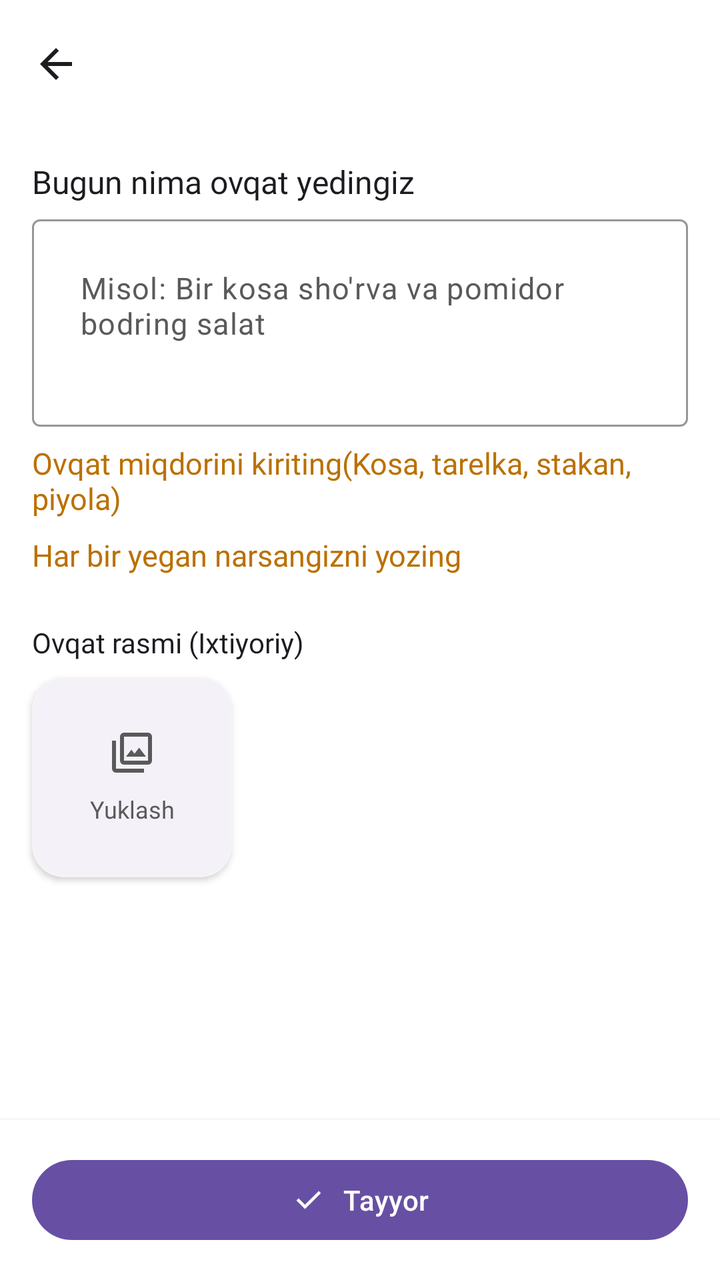
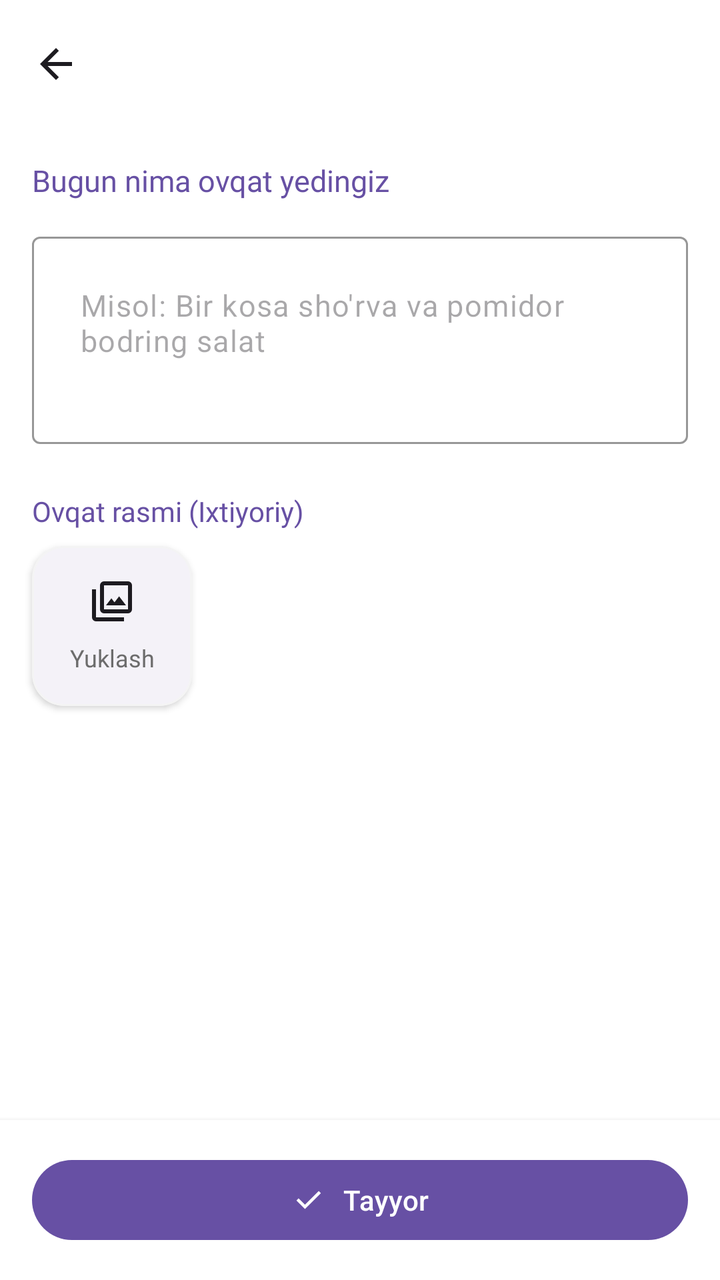

Before-and-after screenshots of an Android layout around one commit, followed by the original layout XML and the change that was made.
<!-- AndroidManifest.xml: application theme Theme.Ozamiz -->
<!-- res/layout/fragment_log_food.xml -->
<?xml version="1.0" encoding="utf-8"?>
<androidx.coordinatorlayout.widget.CoordinatorLayout
    xmlns:android="http://schemas.android.com/apk/res/android"
    xmlns:app="http://schemas.android.com/apk/res-auto"
    xmlns:tools="http://schemas.android.com/tools"
    android:layout_width="match_parent"
    android:layout_height="match_parent"
    android:background="?colorSurface"
    tools:context=".ui.log.LogFoodFragment">

    <com.google.android.material.appbar.AppBarLayout
        android:id="@+id/appBarLayout_logFood"
        android:layout_width="match_parent"
        android:layout_height="wrap_content"
        android:background="?colorSurface"
        app:elevation="0dp">

        <com.google.android.material.appbar.MaterialToolbar
            android:id="@+id/toolbar_logFood"
            android:layout_width="match_parent"
            android:layout_height="?attr/actionBarSize"
            app:navigationIcon="@drawable/arrow_back"
            app:navigationIconTint="?colorOnSurface"
            app:titleTextColor="?colorOnSurface"
            tools:title="Nonushta Qo'shish" />

    </com.google.android.material.appbar.AppBarLayout>

    <androidx.core.widget.NestedScrollView
        android:layout_width="match_parent"
        android:layout_height="match_parent"
        app:layout_behavior="@string/appbar_scrolling_view_behavior">

        <LinearLayout
            android:layout_width="match_parent"
            android:layout_height="wrap_content"
            android:clipToPadding="false"
            android:orientation="vertical"
            android:padding="16dp">

            <TextView
                android:id="@+id/title_view"
                style="@style/Headline2_16"
                android:layout_width="wrap_content"
                android:layout_height="wrap_content"
                android:text="Bugun nima ovqat yedingiz"
                android:textColor="?colorOnSurface"/>

            <com.google.android.material.textfield.TextInputLayout
                android:id="@+id/textInputLayout_foodDescription_log"
                android:layout_width="match_parent"
                app:hintEnabled="false"
                app:helperTextEnabled="true"
                android:layout_height="wrap_content"
                android:layout_marginTop="8dp">

                <com.google.android.material.textfield.TextInputEditText
                    android:id="@+id/editText_foodDescription_log"
                    android:layout_width="match_parent"
                    android:layout_height="wrap_content"
                    android:padding="@dimen/dimen_24"
                    android:textSize="15sp"
                    android:hint="@string/food_description_hint"
                    android:ellipsize="none"
                    android:textColorHint="?colorOnSurfaceVariant"
                    android:inputType="textMultiLine|textCapSentences"
                    android:minLines="3"
                    android:gravity="top"
                    android:imeOptions="actionDone"/>
            </com.google.android.material.textfield.TextInputLayout>

            <TextView
                style="@style/Text2_15"
                android:layout_width="wrap_content"
                android:layout_height="wrap_content"
                android:layout_marginTop="@dimen/dimen_8"
                android:text="Ovqat miqdorini kiriting(Kosa, tarelka, stakan, piyola)"
                android:textColor="@color/yellow"/>

            <TextView
                style="@style/Text2_15"
                android:layout_width="wrap_content"
                android:layout_height="wrap_content"
                android:layout_marginTop="@dimen/dimen_8"
                android:text="Har bir yegan narsangizni yozing"
                android:textColor="@color/yellow"/>

            <TextView
                style="@style/Text1_14"
                android:layout_width="wrap_content"
                android:layout_height="wrap_content"
                android:layout_marginTop="@dimen/dimen_24"
                android:text="@string/upload_meal_photo"
                android:textColor="?colorOnSurface"/>

            <com.google.android.material.card.MaterialCardView
                android:id="@+id/card_imagePicker_log"
                android:layout_width="100dp"
                android:layout_height="100dp"
                android:layout_gravity="start"
                android:layout_marginTop="@dimen/dimen_8"
                app:cardCornerRadius="16dp"
                app:cardElevation="2dp"
                android:clickable="true"
                android:focusable="true"
                app:strokeWidth="1dp"
                app:strokeColor="?colorOutlineVariant">

                <FrameLayout
                    android:layout_width="match_parent"
                    android:layout_height="match_parent">

                    <ImageView
                        android:id="@+id/imageView_selectedLogImage"
                        android:layout_width="match_parent"
                        android:layout_height="match_parent"
                        android:scaleType="centerCrop"
                        android:alpha="0.5"
                       />

                    <LinearLayout
                        android:id="@+id/layout_addImagePlaceholder_log"
                        android:layout_width="match_parent"
                        android:layout_height="match_parent"
                        android:orientation="vertical"
                        android:gravity="center"
                        android:background="?android:attr/selectableItemBackground">
                        <ImageView
                            android:layout_width="24dp"
                            android:layout_height="24dp"
                            android:src="@drawable/photo_ic"
                            app:tint="?colorOnSurfaceVariant"/>
                        <TextView
                            style="@style/Caption2_12"
                            android:layout_width="match_parent"
                            android:layout_height="wrap_content"
                            android:layout_marginTop="8dp"
                            android:layout_marginHorizontal="@dimen/dimen_12"
                            android:text="Yuklash"
                            android:textColor="?colorOnSurfaceVariant"
                            android:gravity="center"/>
                    </LinearLayout>
                </FrameLayout>
            </com.google.android.material.card.MaterialCardView>

        </LinearLayout>
    </androidx.core.widget.NestedScrollView>

    <LinearLayout
        android:layout_width="match_parent"
        android:layout_height="wrap_content"
        android:layout_gravity="bottom"
        android:padding="16dp"
        android:background="?colorSurface"
        android:elevation="4dp">

        <FrameLayout
            android:layout_width="match_parent"
            android:layout_height="wrap_content">

            <com.google.android.material.button.MaterialButton
                android:id="@+id/button_analyze_and_save"
                style="@style/Widget.Material3.Button"
                android:layout_width="match_parent"
                android:layout_height="wrap_content"
                android:paddingStart="56dp"
                android:paddingEnd="56dp"
                android:text="Tayyor"
                app:icon="@drawable/check_ic"
                app:iconGravity="textStart"/>

            <com.google.android.material.progressindicator.CircularProgressIndicator
                android:id="@+id/progress_analyze"
                android:layout_width="wrap_content"
                android:layout_height="wrap_content"
                android:layout_gravity="end|center_vertical"
                android:layout_marginEnd="@dimen/dimen_12"
                android:indeterminate="true"
                android:visibility="gone"
                app:indicatorSize="24dp"
                app:indicatorColor="?colorPrimary" />
        </FrameLayout>

    </LinearLayout>

</androidx.coordinatorlayout.widget.CoordinatorLayout>
<!-- resources referenced by this layout -->
<resources>
  <color name="yellow">#BB7000</color>
  <dimen name="dimen_12">12dp</dimen>
  <dimen name="dimen_24">24dp</dimen>
  <dimen name="dimen_8">8dp</dimen>
  <string name="food_description_hint">Misol: Bir kosa sho\'rva va pomidor bodring salat</string>
  <string name="upload_meal_photo">Ovqat rasmi (Ixtiyoriy)</string>
  <style name="Caption2_12">
          <item name="android:textSize">12sp</item>
          <item name="android:fontFamily">@font/roboto_regular</item>
      </style>
  <style name="Headline2_16">
          <item name="android:textSize">16sp</item>
          <item name="android:fontFamily">@font/roboto_medium</item>
      </style>
  <style name="Text1_14">
          <item name="android:textSize">14sp</item>
          <item name="android:fontFamily">@font/roboto_regular</item>
      </style>
  <style name="Text2_15">
          <item name="android:textSize">15sp</item>
          <item name="android:fontFamily">@font/roboto_regular</item>
      </style>
  
      //Subtitle
  <style name="Theme.Ozamiz" parent="Base.Ozamiz" />
  <style name="Base.Ozamiz" parent="Theme.Material3.Light.NoActionBar">
  
          <item name="backgroundColor">?colorSurface</item>
          <item name="android:windowBackground">?backgroundColor</item>
          <item name="android:statusBarColor">?colorSurfaceContainerLowest</item>
          <item name="android:windowLightStatusBar">true</item>
  
          <item name="colorPrimary">#6750A4</item>
          <item name="colorOnPrimary">#FFFFFF</item>
          <item name="colorPrimaryContainer">#EADDFF</item>
          <item name="colorOnPrimaryContainer">#21005D</item>
          <item name="colorSecondary">#625B71</item>
          <item name="colorOnSecondary">#FFFFFF</item>
          <item name="colorSecondaryContainer">#E8DEF8</item>
          <item name="colorOnSecondaryContainer">#1D192B</item>
          <item name="colorTertiary">#7D5260</item>
          <item name="colorOnTertiary">#FFFFFF</item>
          <item name="colorTertiaryContainer">#FFD8E4</item>
          <item name="colorOnTertiaryContainer">#31111D</item>
          <item name="colorError">#B3261E</item>
          <item name="colorOnError">#FFFFFF</item>
          <item name="colorErrorContainer">#FFDAD6</item>
          <item name="colorOnErrorContainer">#410002</item>
  
          <item name="colorPrimaryFixed">#EADDFF</item>
          <item name="colorPrimaryFixedDim">#D0BCFF</item>
          <item name="colorOnPrimaryFixed">#21005D</item>
          <item name="colorOnPrimaryFixedVariant">#6750A4</item>
          <item name="colorSecondaryFixed">#E8DEF8</item>
          <item name="colorSecondaryFixedDim">#CCC2DC</item>
          <item name="colorOnSecondaryFixed">#1D192B</item>
          <item name="colorOnSecondaryFixedVariant">#4A4458</item>
  
          <item name="colorTertiaryFixed">#FFD8E4</item>
          <item name="colorTertiaryFixedDim">#EFB8C8</item>
          <item name="colorOnTertiaryFixed">#31111D</item>
          <item name="colorOnTertiaryFixedVariant">#7D5260</item>
  
          <item name="colorOutline">#979797</item>
          <item name="colorOutlineVariant">#FDF4F4F4</item>
  
          <item name="colorSurfaceDim">#DED8E1</item>
          <item name="colorSurface">#FFFFFF</item>
          <item name="colorSurfaceBright">#FEF7FF</item>
  
          <item name="colorSurfaceContainerLowest">#FFFFFF</item>
          <item name="colorSurfaceContainerLow">#F7F2FA</item>
          <item name="colorSurfaceContainer">#F3EDF7</item>
          <item name="colorSurfaceContainerHigh">#E6E0EC</item>
          <item name="colorSurfaceContainerHighest">#DED8E1</item>
          <item name="colorOnSurface">#1D1B20</item>
          <item name="colorOnSurfaceVariant">#5A5A5A</item>
  
          <item name="colorSurfaceInverse">#322F35</item>
          <item name="colorOnSurfaceInverse">#F5EFF7</item>
  
          <item name="contentScrim">#000000</item>
          <item name="android:shadowColor">#000000</item>
      </style>
  <!-- unchanged entries left out for length: 3 -->
</resources>

<!-- the commit's change to res/layout/fragment_log_food.xml (unified diff, before → after) -->
@@ -40,11 +40,12 @@
 
             <TextView
                 android:id="@+id/title_view"
-                style="@style/Headline2_16"
+                style="@style/Headline3_15"
+                android:paddingEnd="@dimen/dimen_24"
                 android:layout_width="wrap_content"
                 android:layout_height="wrap_content"
                 android:text="Bugun nima ovqat yedingiz"
-                android:textColor="?colorOnSurface"/>
+                android:textColor="?colorPrimary"/>
 
             <com.google.android.material.textfield.TextInputLayout
                 android:id="@+id/textInputLayout_foodDescription_log"
@@ -52,7 +53,7 @@
                 app:hintEnabled="false"
                 app:helperTextEnabled="true"
                 android:layout_height="wrap_content"
-                android:layout_marginTop="8dp">
+                android:layout_marginTop="@dimen/dimen_18">
 
                 <com.google.android.material.textfield.TextInputEditText
                     android:id="@+id/editText_foodDescription_log"
@@ -62,41 +63,25 @@
                     android:textSize="15sp"
                     android:hint="@string/food_description_hint"
                     android:ellipsize="none"
-                    android:textColorHint="?colorOnSurfaceVariant"
                     android:inputType="textMultiLine|textCapSentences"
                     android:minLines="3"
                     android:gravity="top"
                     android:imeOptions="actionDone"/>
             </com.google.android.material.textfield.TextInputLayout>
 
-            <TextView
-                style="@style/Text2_15"
-                android:layout_width="wrap_content"
-                android:layout_height="wrap_content"
-                android:layout_marginTop="@dimen/dimen_8"
-                android:text="Ovqat miqdorini kiriting(Kosa, tarelka, stakan, piyola)"
-                android:textColor="@color/yellow"/>
 
             <TextView
-                style="@style/Text2_15"
-                android:layout_width="wrap_content"
-                android:layout_height="wrap_content"
-                android:layout_marginTop="@dimen/dimen_8"
-                android:text="Har bir yegan narsangizni yozing"
-                android:textColor="@color/yellow"/>
-
-            <TextView
-                style="@style/Text1_14"
+                style="@style/Subtitle2_14"
                 android:layout_width="wrap_content"
                 android:layout_height="wrap_content"
                 android:layout_marginTop="@dimen/dimen_24"
                 android:text="@string/upload_meal_photo"
-                android:textColor="?colorOnSurface"/>
+                android:textColor="?colorPrimary"/>
 
             <com.google.android.material.card.MaterialCardView
                 android:id="@+id/card_imagePicker_log"
-                android:layout_width="100dp"
-                android:layout_height="100dp"
+                android:layout_width="80dp"
+                android:layout_height="80dp"
                 android:layout_gravity="start"
                 android:layout_marginTop="@dimen/dimen_8"
                 app:cardCornerRadius="16dp"
@@ -129,7 +114,7 @@
                             android:layout_width="24dp"
                             android:layout_height="24dp"
                             android:src="@drawable/photo_ic"
-                            app:tint="?colorOnSurfaceVariant"/>
+                            app:tint="?colorOnSurface"/>
                         <TextView
                             style="@style/Caption2_12"
                             android:layout_width="match_parent"
<!-- resource entries referenced after the edit -->
@@ -1,7 +1,7 @@
 <!-- resources referenced by this layout -->
 <resources>
-  <color name="yellow">#BB7000</color>
   <dimen name="dimen_12">12dp</dimen>
+  <dimen name="dimen_18">18dp</dimen>
   <dimen name="dimen_24">24dp</dimen>
   <dimen name="dimen_8">8dp</dimen>
   <string name="food_description_hint">Misol: Bir kosa sho\'rva va pomidor bodring salat</string>
@@ -10,20 +10,16 @@
           <item name="android:textSize">12sp</item>
           <item name="android:fontFamily">@font/roboto_regular</item>
       </style>
-  <style name="Headline2_16">
-          <item name="android:textSize">16sp</item>
+  <style name="Headline3_15">
+          <item name="android:textSize">15sp</item>
           <item name="android:fontFamily">@font/roboto_medium</item>
       </style>
-  <style name="Text1_14">
+  
+      //Text
+  <style name="Subtitle2_14">
           <item name="android:textSize">14sp</item>
-          <item name="android:fontFamily">@font/roboto_regular</item>
+          <item name="android:fontFamily">@font/roboto_medium</item>
       </style>
-  <style name="Text2_15">
-          <item name="android:textSize">15sp</item>
-          <item name="android:fontFamily">@font/roboto_regular</item>
-      </style>
-  
-      //Subtitle
   <style name="Theme.Ozamiz" parent="Base.Ozamiz" />
   <style name="Base.Ozamiz" parent="Theme.Material3.Light.NoActionBar">
   
@@ -76,7 +72,7 @@
           <item name="colorSurfaceContainerHigh">#E6E0EC</item>
           <item name="colorSurfaceContainerHighest">#DED8E1</item>
           <item name="colorOnSurface">#1D1B20</item>
-          <item name="colorOnSurfaceVariant">#5A5A5A</item>
+          <item name="colorOnSurfaceVariant">#6C6C6C</item>
   
           <item name="colorSurfaceInverse">#322F35</item>
           <item name="colorOnSurfaceInverse">#F5EFF7</item>
